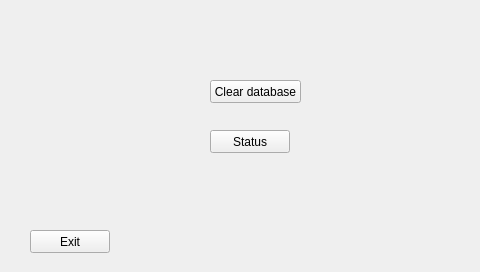
EITPRJ3/GUI_Software, file GUI/admin.ui: the form before one commit.
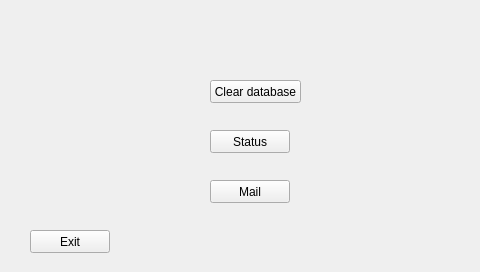
The form after the commit.

Diff of the .ui file:
```diff
--- a/GUI/admin.ui
+++ b/GUI/admin.ui
@@ -52,6 +52,19 @@
     <string>Exit</string>
    </property>
   </widget>
+  <widget class="QPushButton" name="Mail">
+   <property name="geometry">
+    <rect>
+     <x>210</x>
+     <y>180</y>
+     <width>80</width>
+     <height>23</height>
+    </rect>
+   </property>
+   <property name="text">
+    <string>Mail</string>
+   </property>
+  </widget>
  </widget>
  <resources/>
  <connections/>
```
